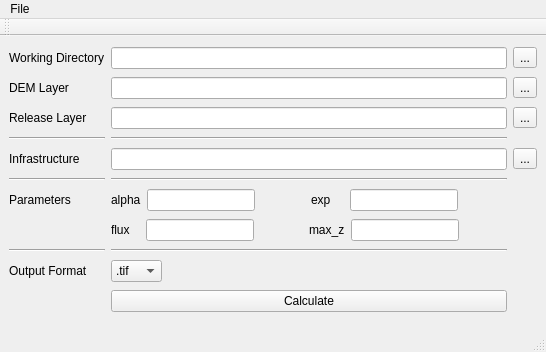
Old version of the form Flow_GUI.ui in the repository avaframe/FlowPy.
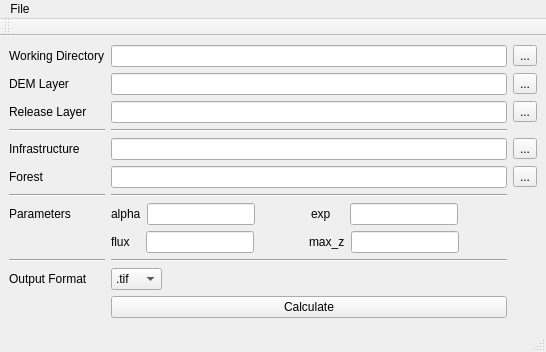
New version of the form. Icons and pictures are not drawn.

Commit message: started forest_friction

```diff
--- a/Flow_GUI.ui
+++ b/Flow_GUI.ui
@@ -19,7 +19,14 @@
   </property>
   <widget class="QWidget" name="centralwidget">
    <layout class="QGridLayout" name="gridLayout">
-    <item row="11" column="1">
+    <item row="6" column="1">
+     <widget class="QLabel" name="forest_Label">
+      <property name="text">
+       <string>Forest</string>
+      </property>
+     </widget>
+    </item>
+    <item row="12" column="1">
      <widget class="QLabel" name="label">
       <property name="text">
        <string>Output Format</string>
@@ -33,40 +40,61 @@
       </property>
      </widget>
     </item>
-    <item row="5" column="2">
-     <widget class="QLineEdit" name="infra_lineEdit"/>
-    </item>
-    <item row="1" column="3">
-     <widget class="QToolButton" name="wDir_Button">
-      <property name="text">
-       <string>...</string>
-      </property>
-      <property name="checkable">
-       <bool>false</bool>
+    <item row="8" column="3">
+     <widget class="Line" name="line_5">
+      <property name="orientation">
+       <enum>Qt::Horizontal</enum>
       </property>
      </widget>
     </item>
-    <item row="4" column="2">
+    <item row="4" column="3">
      <widget class="Line" name="line_4">
       <property name="orientation">
        <enum>Qt::Horizontal</enum>
       </property>
      </widget>
     </item>
-    <item row="3" column="3">
+    <item row="3" column="4">
      <widget class="QToolButton" name="Release_Button">
       <property name="text">
        <string>...</string>
       </property>
      </widget>
     </item>
-    <item row="12" column="2">
+    <item row="13" column="3">
      <widget class="QPushButton" name="calc_Button">
       <property name="text">
        <string>Calculate</string>
       </property>
      </widget>
     </item>
+    <item row="5" column="4">
+     <widget class="QToolButton" name="infra_Button">
+      <property name="text">
+       <string>...</string>
+      </property>
+     </widget>
+    </item>
+    <item row="11" column="3">
+     <widget class="Line" name="line_6">
+      <property name="orientation">
+       <enum>Qt::Horizontal</enum>
+      </property>
+     </widget>
+    </item>
+    <item row="5" column="3">
+     <widget class="QLineEdit" name="infra_lineEdit"/>
+    </item>
+    <item row="1" column="4">
+     <widget class="QToolButton" name="wDir_Button">
+      <property name="text">
+       <string>...</string>
+      </property>
+      <property name="checkable">
+       <bool>false</bool>
+      </property>
+     </widget>
+    </item>
     <item row="3" column="1">
      <widget class="QLabel" name="release_label">
       <property name="text">
@@ -81,35 +109,14 @@
       </property>
      </widget>
     </item>
-    <item row="5" column="3">
-     <widget class="QToolButton" name="infra_Button">
-      <property name="text">
-       <string>...</string>
-      </property>
-     </widget>
-    </item>
-    <item row="10" column="2">
-     <widget class="Line" name="line_6">
-      <property name="orientation">
-       <enum>Qt::Horizontal</enum>
-      </property>
-     </widget>
-    </item>
-    <item row="2" column="3">
+    <item row="2" column="4">
      <widget class="QToolButton" name="DEM_Button">
       <property name="text">
        <string>...</string>
       </property>
      </widget>
     </item>
-    <item row="7" column="2">
-     <widget class="Line" name="line_5">
-      <property name="orientation">
-       <enum>Qt::Horizontal</enum>
-      </property>
-     </widget>
-    </item>
-    <item row="8" column="2">
+    <item row="9" column="3">
      <layout class="QHBoxLayout" name="horizontalLayout">
       <item>
        <widget class="QLabel" name="label_7">
@@ -182,71 +189,6 @@
       </item>
      </layout>
     </item>
-    <item row="8" column="1">
-     <widget class="QLabel" name="label_2">
-      <property name="text">
-       <string>Parameters</string>
-      </property>
-     </widget>
-    </item>
-    <item row="7" column="1">
-     <widget class="Line" name="line_2">
-      <property name="orientation">
-       <enum>Qt::Horizontal</enum>
-      </property>
-     </widget>
-    </item>
-    <item row="3" column="2">
-     <widget class="QLineEdit" name="release_lineEdit"/>
-    </item>
-    <item row="10" column="1">
-     <widget class="Line" name="line_3">
-      <property name="orientation">
-       <enum>Qt::Horizontal</enum>
-      </property>
-     </widget>
-    </item>
-    <item row="11" column="2">
-     <layout class="QHBoxLayout" name="horizontalLayout_2">
-      <item>
-       <widget class="QComboBox" name="outputBox">
-        <item>
-         <property name="text">
-          <string>.tif</string>
-         </property>
-        </item>
-        <item>
-         <property name="text">
-          <string>.asc</string>
-         </property>
-        </item>
-       </widget>
-      </item>
-      <item>
-       <spacer name="horizontalSpacer_3">
-        <property name="orientation">
-         <enum>Qt::Horizontal</enum>
-        </property>
-        <property name="sizeHint" stdset="0">
-         <size>
-          <width>40</width>
-          <height>20</height>
-         </size>
-        </property>
-       </spacer>
-      </item>
-     </layout>
-    </item>
-    <item row="5" column="1">
-     <widget class="QLabel" name="infra_label">
-      <property name="text">
-       <string>Infrastructure</string>
-      </property>
-     </widget>
-    </item>
-    <item row="1" column="2">
-     <widget class="QLineEdit" name="wDir_lineEdit"/>
-    </item>
     <item row="2" column="1">
      <widget class="QLabel" name="DEM_label">
       <property name="text">
@@ -254,10 +196,41 @@
       </property>
      </widget>
     </item>
-    <item row="2" column="2">
+    <item row="2" column="3">
      <widget class="QLineEdit" name="DEM_lineEdit"/>
     </item>
-    <item row="9" column="2">
+    <item row="5" column="1">
+     <widget class="QLabel" name="infra_label">
+      <property name="text">
+       <string>Infrastructure</string>
+      </property>
+     </widget>
+    </item>
+    <item row="1" column="3">
+     <widget class="QLineEdit" name="wDir_lineEdit"/>
+    </item>
+    <item row="11" column="1">
+     <widget class="Line" name="line_3">
+      <property name="orientation">
+       <enum>Qt::Horizontal</enum>
+      </property>
+     </widget>
+    </item>
+    <item row="9" column="1">
+     <widget class="QLabel" name="label_2">
+      <property name="text">
+       <string>Parameters</string>
+      </property>
+     </widget>
+    </item>
+    <item row="8" column="1">
+     <widget class="Line" name="line_2">
+      <property name="orientation">
+       <enum>Qt::Horizontal</enum>
+      </property>
+     </widget>
+    </item>
+    <item row="10" column="3">
      <layout class="QHBoxLayout" name="horizontalLayout_3">
       <item>
        <widget class="QLabel" name="label_4">
@@ -307,6 +280,50 @@
       </item>
      </layout>
     </item>
+    <item row="3" column="3">
+     <widget class="QLineEdit" name="release_lineEdit"/>
+    </item>
+    <item row="12" column="3">
+     <layout class="QHBoxLayout" name="horizontalLayout_2">
+      <item>
+       <widget class="QComboBox" name="outputBox">
+        <item>
+         <property name="text">
+          <string>.tif</string>
+         </property>
+        </item>
+        <item>
+         <property name="text">
+          <string>.asc</string>
+         </property>
+        </item>
+       </widget>
+      </item>
+      <item>
+       <spacer name="horizontalSpacer_3">
+        <property name="orientation">
+         <enum>Qt::Horizontal</enum>
+        </property>
+        <property name="sizeHint" stdset="0">
+         <size>
+          <width>40</width>
+          <height>20</height>
+         </size>
+        </property>
+       </spacer>
+      </item>
+     </layout>
+    </item>
+    <item row="6" column="3">
+     <widget class="QLineEdit" name="forest_lineEdit"/>
+    </item>
+    <item row="6" column="4">
+     <widget class="QToolButton" name="forest_Button">
+      <property name="text">
+       <string>...</string>
+      </property>
+     </widget>
+    </item>
    </layout>
   </widget>
   <widget class="QMenuBar" name="menubar">
```
Left out of the diff: 2 changed lines with no effect on the pictures. The commit also changes 568 other files.
